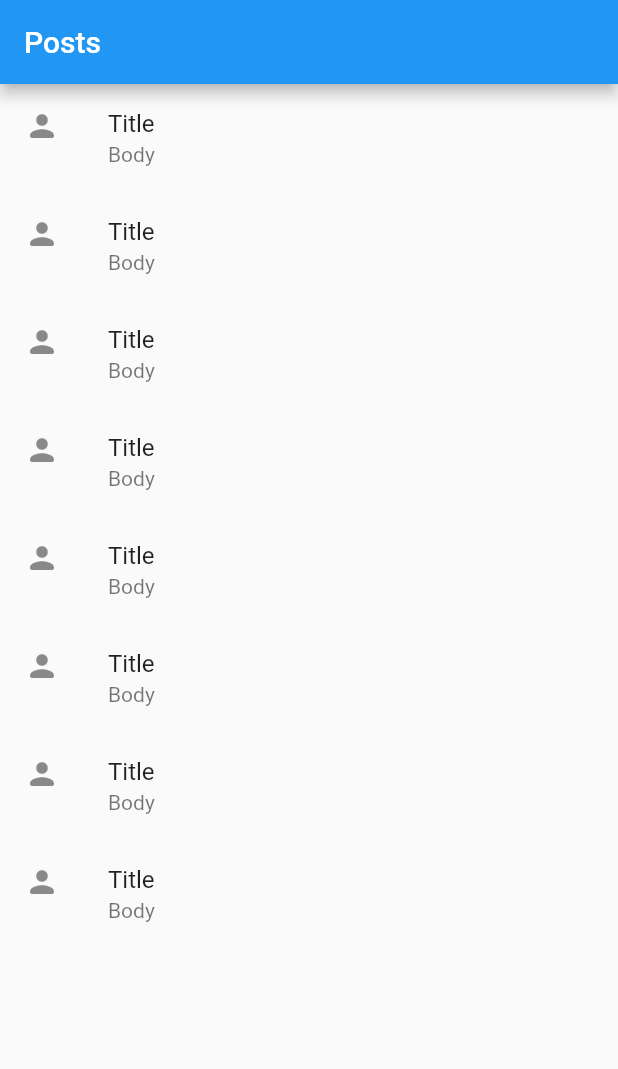
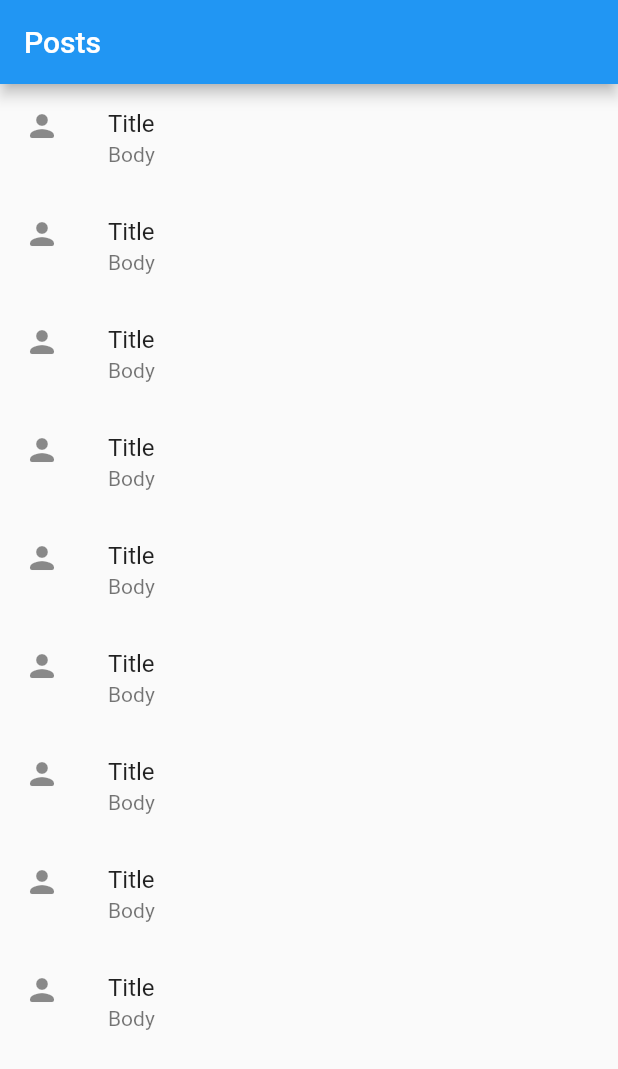
Before and after one commit to EcemBostancioglu/bloc_with_api, a Flutter app: the screen it shows after launch, on a phone screen of 412 x 824 dp. Shown: the top 1069 px of the screen. Run offline on Flutter 3.47's test engine with Material 2 defaults, Android fonts, the phone set to English and light mode, and no system bars; our stand-ins replace bloc, dio, flutter_screenutil.

Commit message:
Created PostClient

```diff
--- /dev/null
+++ b/lib/constants/text_constants.dart
@@ -0,0 +1,3 @@
+class TextConstants{
+  static const posts='Posts';
+}
--- a/lib/core/network_client.dart
+++ b/lib/core/network_client.dart
@@ -1,6 +1,6 @@
 import 'package:dio/dio.dart';
 
-class NetworkService{
+class DioClient{
 
   final Dio dio=Dio();
 
--- a/lib/view/home_view.dart
+++ b/lib/view/home_view.dart
@@ -1,25 +1,30 @@
+import 'package:bloc_with_api/constants/text_constants.dart';
 import 'package:flutter/material.dart';
 
-class HomeView extends StatelessWidget {
+class HomeView extends StatefulWidget {
  const HomeView({Key? key}) : super(key: key);
 
+
+  @override
+  State<HomeView> createState() => _HomeViewState();
+}
+
+class _HomeViewState extends State<HomeView> {
   @override
   Widget build(BuildContext context) {
     return Scaffold(
       appBar: AppBar(
-        title: Text('Posts'),
+        title:const Text(TextConstants.posts),
       ),
-      body: Container(
-        child: ListView.builder(
+      body: ListView.builder(
+        itemCount: 9,
         itemBuilder: (context,index) {
           return const ListTile(
             leading: Icon(Icons.person_rounded),
             title: Text('Title'),
-                subtitle:Text('Body') ,
+            subtitle:Text('Body'),
           );
-            },
-            itemCount:8),
-    ),
+        },),
     );
     }
 }
```
Also changed, not shown: lib/core/post_client.dart (added, +25 -0 lines). Lines whose indentation alone changed are shown as unchanged.
